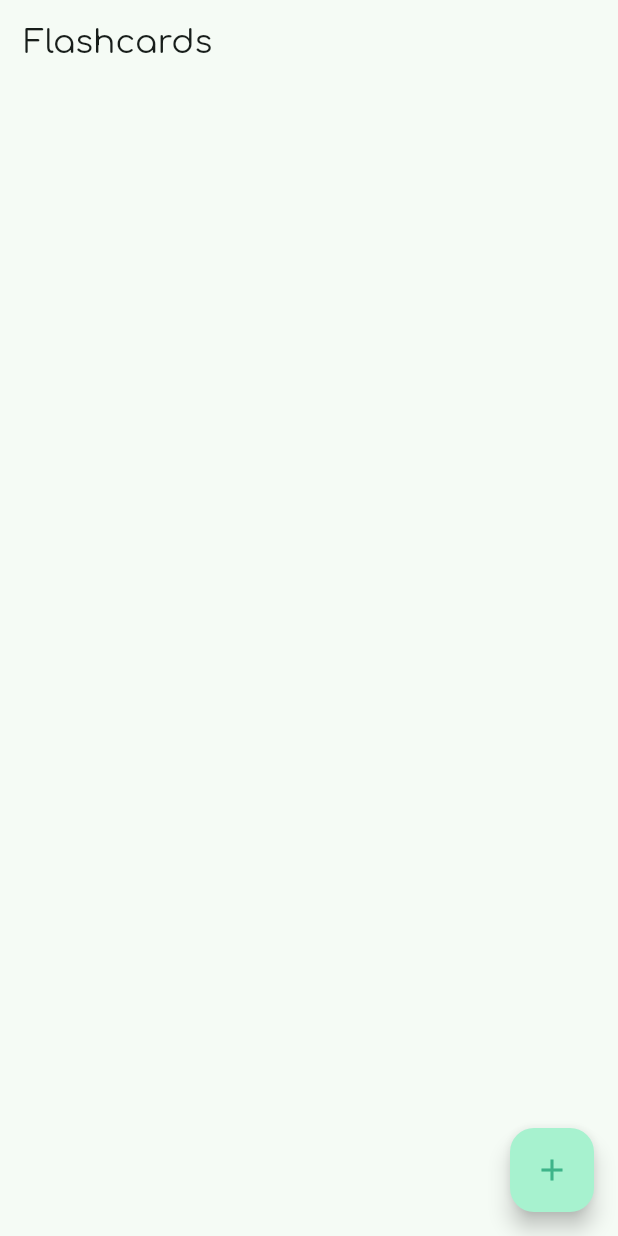
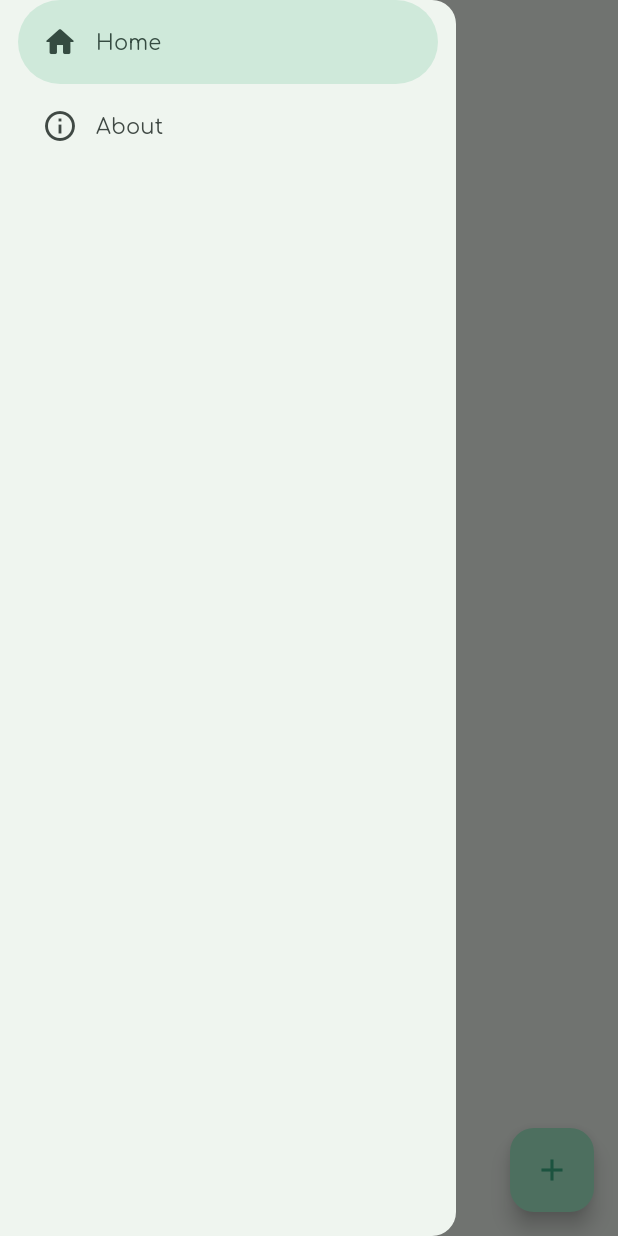
Before and after one commit to taaaf11/flashcards-flutter, a Flutter app: the screen it shows after launch, with the side drawer open (before the commit the screen has no drawer), on a phone screen of 412 x 824 dp. Run offline on Flutter 3.47's test engine with Material 3 defaults, Android fonts, the phone set to English and light mode, and no system bars; our stand-ins replace hive, hive_flutter; accounts and stored records are empty.

```diff
--- a/lib/main.dart
+++ b/lib/main.dart
@@ -1,9 +1,10 @@
 import 'package:flashcards/components/add_flashcard_dialog.dart';
-import 'package:flashcards/components/flashcard_widget.dart';
 import 'package:flashcards/constants.dart';
 import 'package:flashcards/models/flashcard.dart';
 import 'package:flashcards/notifiers/flashcard_type_notifier.dart';
 import 'package:flashcards/notifiers/flashcards_notifier.dart';
+import 'package:flashcards/pages/about_page.dart';
+import 'package:flashcards/pages/flashcards_page.dart';
 import 'package:flashcards/types.dart';
 import 'package:flutter/foundation.dart';
 
@@ -66,6 +67,7 @@ class MyHomePage extends StatefulWidget {
 }
 
 class _MyHomePageState extends State<MyHomePage> {
+  int _currentPage = 0;
   late FlashCardsListProvider flashCardsListProvider;
 
   @override
@@ -129,32 +131,47 @@ class _MyHomePageState extends State<MyHomePage> {
 
   @override
   Widget build(BuildContext context) {
-    var flashCardsState = Provider.of<FlashCardsListProvider>(context);
-
     return Scaffold(
       appBar: AppBar(
         title: Text(widget.title),
       ),
-      body: Column(
-        children: [
-          Expanded(
-            child: ListView.separated(
-              padding: const EdgeInsets.symmetric(vertical: 18),
-              itemCount: flashCardsState.flashCards.length,
-              itemBuilder: (context, index) {
-                return FlashCardWidget(
-                  flashCard: flashCardsState.flashCards[index],
-                );
-              },
-              separatorBuilder: (context, index) => const SizedBox(height: 12),
-            ),
+      body: switch (_currentPage) {
+        0 => const FlashCardsPage(),
+        1 => const AboutPage(),
+        _ => null
+      },
+      drawer: NavigationDrawer(
+        onDestinationSelected: (int? destIndex) {
+          setState(() {
+            assert(destIndex != null, 'Unknown page: $destIndex');
+
+            _currentPage = destIndex!;
+
+            // close the drawer; it doesn't automatically
+            Navigator.of(context).pop();
+          });
+        },
+        selectedIndex: _currentPage,
+        children: const [
+          NavigationDrawerDestination(
+            icon: Icon(Icons.home_outlined),
+            label: Text('Home'),
+            selectedIcon: Icon(Icons.home_rounded),
           ),
+          NavigationDrawerDestination(
+            icon: Icon(Icons.info_outline),
+            label: Text('About'),
+            selectedIcon: Icon(Icons.info_rounded),
+          )
         ],
       ),
-      floatingActionButton: FloatingActionButton(
-        onPressed: _showAddFlashCardDialog,
-        tooltip: 'Add flashcard',
-        child: const Icon(Icons.add, color: kPrimaryColor),
+      floatingActionButton: Visibility(
+        visible: _currentPage == 0,
+        child: FloatingActionButton(
+          onPressed: _showAddFlashCardDialog,
+          tooltip: 'Add flashcard',
+          child: const Icon(Icons.add, color: kPrimaryColor),
+        ),
       ),
     );
   }
--- /dev/null
+++ b/lib/pages/flashcards_page.dart
@@ -0,0 +1,30 @@
+import 'package:flutter/material.dart';
+import 'package:provider/provider.dart';
+import 'package:flashcards/notifiers/flashcards_notifier.dart';
+import 'package:flashcards/components/flashcard_widget.dart';
+
+class FlashCardsPage extends StatelessWidget {
+  const FlashCardsPage({super.key});
+
+  @override
+  Widget build(BuildContext context) {
+    var flashCardsState = Provider.of<FlashCardsListProvider>(context);
+
+    return Column(
+      children: [
+        Expanded(
+          child: ListView.separated(
+            padding: const EdgeInsets.symmetric(vertical: 18),
+            itemCount: flashCardsState.flashCards.length,
+            itemBuilder: (context, index) {
+              return FlashCardWidget(
+                flashCard: flashCardsState.flashCards[index],
+              );
+            },
+            separatorBuilder: (context, index) => const SizedBox(height: 12),
+          ),
+        ),
+      ],
+    );
+  }
+}
```
Also changed, not shown: lib/pages/about_page.dart (added, +29 -0 lines).
